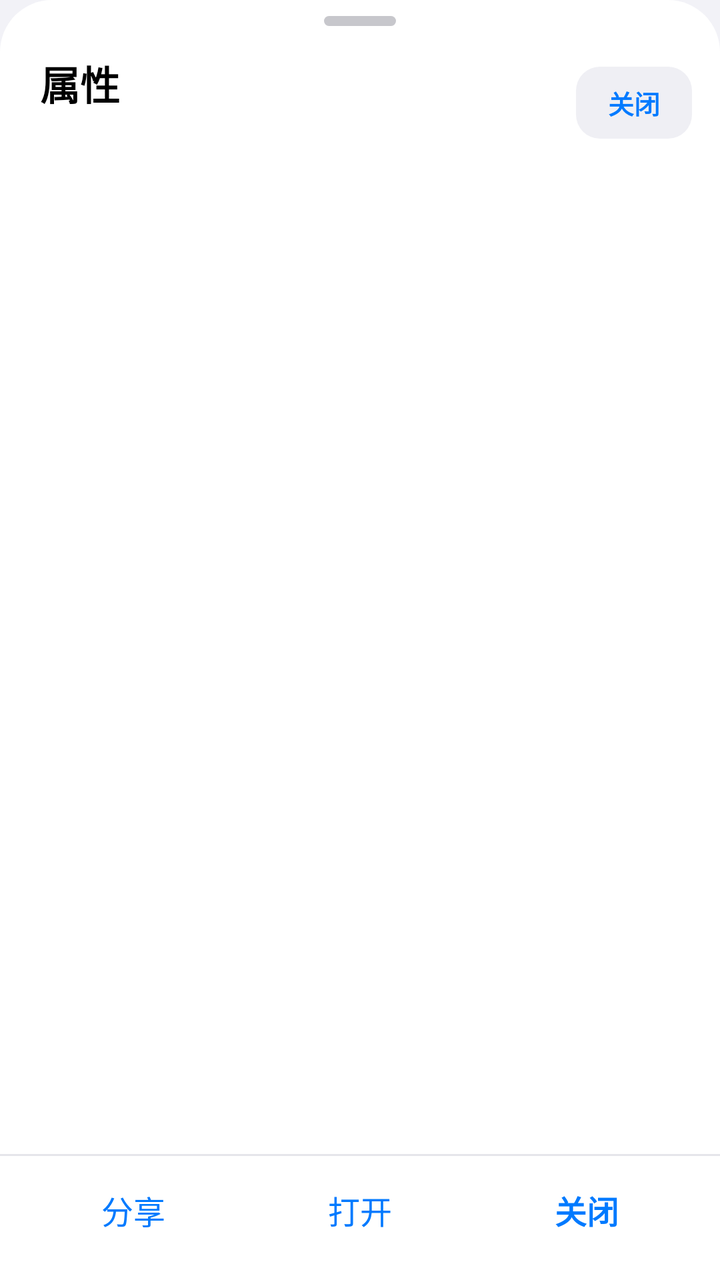
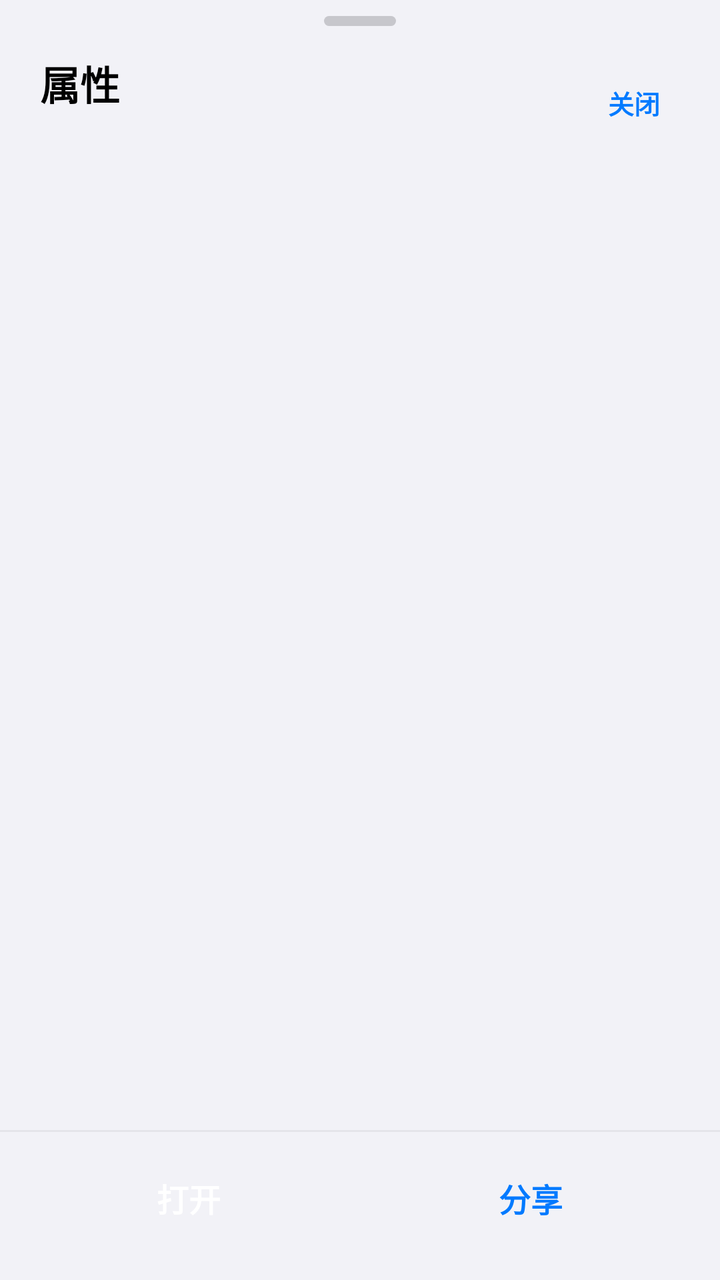

Compare the two renders of this Android layout. The source of the first and the diff that turns it into the second are given below.
<!-- AndroidManifest.xml: application theme Theme.MDM -->
<!-- res/layout/sheet_properties.xml -->
<?xml version="1.0" encoding="utf-8"?>
<LinearLayout xmlns:android="http://schemas.android.com/apk/res/android"
    android:id="@+id/propertiesSheet"
    android:layout_width="match_parent"
    android:layout_height="match_parent"
    android:background="@drawable/bg_sheet_top"
    android:clickable="true"
    android:focusable="true"
    android:orientation="vertical"
    android:paddingBottom="8dp">

    
    <LinearLayout
        android:id="@+id/propHeader"
        android:layout_width="match_parent"
        android:layout_height="wrap_content"
        android:background="?attr/selectableItemBackground"
        android:clickable="true"
        android:focusable="true"
        android:orientation="vertical">

        <View
            android:layout_width="36dp"
            android:layout_height="5dp"
            android:layout_gravity="center_horizontal"
            android:layout_marginTop="8dp"
            android:background="@drawable/bg_sheet_handle" />

        <LinearLayout
            android:layout_width="match_parent"
            android:layout_height="wrap_content"
            android:gravity="center_vertical"
            android:orientation="horizontal"
            android:paddingStart="20dp"
            android:paddingTop="14dp"
            android:paddingEnd="14dp"
            android:paddingBottom="8dp">

            <LinearLayout
                android:layout_width="0dp"
                android:layout_height="wrap_content"
                android:layout_weight="1"
                android:orientation="vertical">

                <TextView
                    android:layout_width="wrap_content"
                    android:layout_height="wrap_content"
                    android:text="@string/properties_title"
                    android:textColor="@color/ios_label"
                    android:textSize="20sp"
                    android:textStyle="bold" />

                <TextView
                    android:id="@+id/tvPropSubtitle"
                    android:layout_width="match_parent"
                    android:layout_height="wrap_content"
                    android:layout_marginTop="3dp"
                    android:ellipsize="middle"
                    android:maxLines="2"
                    android:textColor="@color/ios_label_2"
                    android:textSize="12sp" />
            </LinearLayout>

            <TextView
                android:id="@+id/btnPropClose"
                android:layout_width="wrap_content"
                android:layout_height="36dp"
                android:background="@drawable/bg_ios_input"
                android:gravity="center"
                android:paddingStart="16dp"
                android:paddingEnd="16dp"
                android:text="@string/changelog_close"
                android:textColor="@color/ios_blue"
                android:textSize="13sp"
                android:textStyle="bold" />
        </LinearLayout>
    </LinearLayout>

    <ScrollView
        android:id="@+id/propScroll"
        android:layout_width="match_parent"
        android:layout_height="0dp"
        android:layout_weight="1"
        android:clipToPadding="false"
        android:overScrollMode="ifContentScrolls"
        android:scrollbars="none">

        <LinearLayout
            android:id="@+id/propList"
            android:layout_width="match_parent"
            android:layout_height="wrap_content"
            android:orientation="vertical"
            android:paddingBottom="6dp" />
    </ScrollView>

    <View
        android:layout_width="match_parent"
        android:layout_height="1dp"
        android:background="@color/ios_separator" />

    
    <LinearLayout
        android:layout_width="match_parent"
        android:layout_height="54dp"
        android:orientation="horizontal"
        android:paddingStart="10dp"
        android:paddingEnd="10dp">

        <TextView
            android:id="@+id/btnPropShare"
            style="@style/Widget.MDM.Button.Text"
            android:layout_width="0dp"
            android:layout_height="match_parent"
            android:layout_weight="1"
            android:background="?attr/selectableItemBackground"
            android:gravity="center"
            android:text="@string/share"
            android:textColor="@color/ios_blue"
            android:textSize="16sp" />

        <TextView
            android:id="@+id/btnPropOpen"
            style="@style/Widget.MDM.Button.Text"
            android:layout_width="0dp"
            android:layout_height="match_parent"
            android:layout_weight="1"
            android:background="?attr/selectableItemBackground"
            android:gravity="center"
            android:text="@string/open"
            android:textColor="@color/ios_blue"
            android:textSize="16sp" />

        <TextView
            android:id="@+id/btnPropDismiss"
            style="@style/Widget.MDM.Button.Text"
            android:layout_width="0dp"
            android:layout_height="match_parent"
            android:layout_weight="1"
            android:background="?attr/selectableItemBackground"
            android:gravity="center"
            android:text="@string/close"
            android:textColor="@color/ios_blue"
            android:textSize="16sp"
            android:textStyle="bold" />
    </LinearLayout>
</LinearLayout>
<!-- resources referenced by this layout -->
<resources>
  <color name="ios_blue">#007AFF</color>
  <color name="ios_label">#000000</color>
  <color name="ios_label_2">#8A8A8E</color>
  <color name="ios_separator">#E5E5EA</color>
  <!-- drawable bg_ios_input (drawable) -->
  <?xml version="1.0" encoding="utf-8"?>
  <shape xmlns:android="http://schemas.android.com/apk/res/android"
      android:shape="rectangle">
      <solid android:color="@color/ios_fill" />
      <corners android:radius="12dp" />
  </shape>
  <!-- drawable bg_sheet_handle (drawable) -->
  <?xml version="1.0" encoding="utf-8"?>
  <shape xmlns:android="http://schemas.android.com/apk/res/android"
      android:shape="rectangle">
      <solid android:color="@color/ios_label_3" />
      <corners android:radius="3dp" />
  </shape>
  <!-- drawable bg_sheet_top (drawable) -->
  <?xml version="1.0" encoding="utf-8"?>
  <shape xmlns:android="http://schemas.android.com/apk/res/android"
      android:shape="rectangle">
      <solid android:color="@color/ios_card" />
      <corners
          android:topLeftRadius="26dp"
          android:topRightRadius="26dp" />
  </shape>
  <string name="changelog_close">关闭</string>
  <string name="close">关闭</string>
  <string name="open">打开</string>
  <string name="properties_title">属性</string>
  <string name="share">分享</string>
  <style name="Widget.MDM.Button.Text" parent="Widget.Material3.Button.TextButton">
          <item name="android:textColor">@color/ios_blue</item>
          <item name="android:textSize">17sp</item>
          <item name="android:letterSpacing">0</item>
          <item name="android:textAllCaps">false</item>
      </style>
  <color name="ios_fill">#EFEFF4</color>
  <color name="ios_label_3">#C7C7CC</color>
  <color name="ios_card">#FFFFFF</color>
  <color name="white">#FFFFFF</color>
  <color name="mdm_primary_container">#E5F0FF</color>
  <color name="mdm_on_primary_container">#0062CC</color>
  <color name="mdm_secondary_container">#FFF0DE</color>
  <color name="mdm_on_secondary_container">#8A4B00</color>
  <color name="ios_red">#FF3B30</color>
  <color name="ios_bg">#F2F2F7</color>
  <style name="ThemeOverlay.MDM.BottomSheetDialog" parent="ThemeOverlay.Material3.BottomSheetDialog">
          <item name="bottomSheetStyle">@style/Widget.MDM.BottomSheet</item>
          <item name="colorSurfaceContainerLow">@color/ios_card</item>
          <item name="colorSurface">@color/ios_card</item>
          <item name="colorOnSurface">@color/ios_label</item>
          <item name="colorPrimary">@color/ios_blue</item>
      </style>
  <style name="Widget.MDM.BottomSheet" parent="Widget.Material3.BottomSheet.Modal">
          <item name="backgroundTint">@color/ios_card</item>
          <item name="shapeAppearance">@style/ShapeAppearance.MDM.Sheet</item>
      </style>
  <style name="ShapeAppearance.MDM.Sheet" parent="">
          <item name="cornerFamily">rounded</item>
          <item name="cornerSizeTopLeft">28dp</item>
          <item name="cornerSizeTopRight">28dp</item>
          <item name="cornerSizeBottomLeft">0dp</item>
          <item name="cornerSizeBottomRight">0dp</item>
      </style>
  <!-- unchanged entries left out for length: 1 -->
</resources>

<!-- the commit's change to res/layout/sheet_properties.xml (unified diff, before → after) -->
@@ -101,44 +101,34 @@
     
     <LinearLayout
         android:layout_width="match_parent"
-        android:layout_height="54dp"
+        android:layout_height="wrap_content"
         android:orientation="horizontal"
-        android:paddingStart="10dp"
-        android:paddingEnd="10dp">
+        android:paddingStart="14dp"
+        android:paddingTop="10dp"
+        android:paddingEnd="14dp"
+        android:paddingBottom="10dp">
+
+        <TextView
+            android:id="@+id/btnPropOpen"
+            android:layout_width="0dp"
+            android:layout_height="46dp"
+            android:layout_weight="1"
+            android:background="@drawable/bg_sheet_btn_primary"
+            android:gravity="center"
+            android:text="@string/open"
+            android:textColor="@color/white"
+            android:textSize="16sp"
+            android:textStyle="bold" />
 
         <TextView
             android:id="@+id/btnPropShare"
-            style="@style/Widget.MDM.Button.Text"
             android:layout_width="0dp"
-            android:layout_height="match_parent"
+            android:layout_height="46dp"
+            android:layout_marginStart="10dp"
             android:layout_weight="1"
-            android:background="?attr/selectableItemBackground"
+            android:background="@drawable/bg_sheet_btn_secondary"
             android:gravity="center"
             android:text="@string/share"
-            android:textColor="@color/ios_blue"
-            android:textSize="16sp" />
-
-        <TextView
-            android:id="@+id/btnPropOpen"
-            style="@style/Widget.MDM.Button.Text"
-            android:layout_width="0dp"
-            android:layout_height="match_parent"
-            android:layout_weight="1"
-            android:background="?attr/selectableItemBackground"
-            android:gravity="center"
-            android:text="@string/open"
-            android:textColor="@color/ios_blue"
-            android:textSize="16sp" />
-
-        <TextView
-            android:id="@+id/btnPropDismiss"
-            style="@style/Widget.MDM.Button.Text"
-            android:layout_width="0dp"
-            android:layout_height="match_parent"
-            android:layout_weight="1"
-            android:background="?attr/selectableItemBackground"
-            android:gravity="center"
-            android:text="@string/close"
             android:textColor="@color/ios_blue"
             android:textSize="16sp"
             android:textStyle="bold" />
<!-- resource entries referenced after the edit -->
@@ -6,11 +6,22 @@
   <color name="ios_separator">#E5E5EA</color>
   <!-- drawable bg_ios_input (drawable) -->
   <?xml version="1.0" encoding="utf-8"?>
-  <shape xmlns:android="http://schemas.android.com/apk/res/android"
-      android:shape="rectangle">
-      <solid android:color="@color/ios_fill" />
-      <corners android:radius="12dp" />
-  </shape>
+  <drawable class="com.misterdownloadmanager.mobile.SmoothShapeDrawable"
+      xmlns:app="http://schemas.android.com/apk/res-auto"
+      app:smColor="@color/ios_fill"
+      app:smRadius="12dp" />
+  <!-- drawable bg_sheet_btn_primary (drawable) -->
+  <?xml version="1.0" encoding="utf-8"?>
+  <drawable class="com.misterdownloadmanager.mobile.SmoothShapeDrawable"
+      xmlns:app="http://schemas.android.com/apk/res-auto"
+      app:smColor="@color/ios_blue"
+      app:smRadius="14dp" />
+  <!-- drawable bg_sheet_btn_secondary (drawable) -->
+  <?xml version="1.0" encoding="utf-8"?>
+  <drawable class="com.misterdownloadmanager.mobile.SmoothShapeDrawable"
+      xmlns:app="http://schemas.android.com/apk/res-auto"
+      app:smColor="@color/ios_fill"
+      app:smRadius="14dp" />
   <!-- drawable bg_sheet_handle (drawable) -->
   <?xml version="1.0" encoding="utf-8"?>
   <shape xmlns:android="http://schemas.android.com/apk/res/android"
@@ -20,24 +31,15 @@
   </shape>
   <!-- drawable bg_sheet_top (drawable) -->
   <?xml version="1.0" encoding="utf-8"?>
-  <shape xmlns:android="http://schemas.android.com/apk/res/android"
-      android:shape="rectangle">
-      <solid android:color="@color/ios_card" />
-      <corners
-          android:topLeftRadius="26dp"
-          android:topRightRadius="26dp" />
-  </shape>
+  <drawable class="com.misterdownloadmanager.mobile.SmoothShapeDrawable"
+      xmlns:app="http://schemas.android.com/apk/res-auto"
+      app:smColor="@color/ios_card"
+      app:smRadiusTopLeft="26dp"
+      app:smRadiusTopRight="26dp" />
   <string name="changelog_close">关闭</string>
-  <string name="close">关闭</string>
   <string name="open">打开</string>
   <string name="properties_title">属性</string>
   <string name="share">分享</string>
-  <style name="Widget.MDM.Button.Text" parent="Widget.Material3.Button.TextButton">
-          <item name="android:textColor">@color/ios_blue</item>
-          <item name="android:textSize">17sp</item>
-          <item name="android:letterSpacing">0</item>
-          <item name="android:textAllCaps">false</item>
-      </style>
   <color name="ios_fill">#EFEFF4</color>
   <color name="ios_label_3">#C7C7CC</color>
   <color name="ios_card">#FFFFFF</color>
